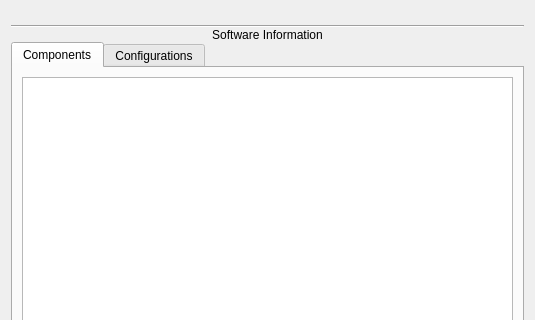
Above: ui/GnuPGInfo.ui from saturneric/GpgFrontend before the change; both pictures show x 0 to 535 and y 0 to 320 of the 535 by 568 pixel window. Below: the same form after it.
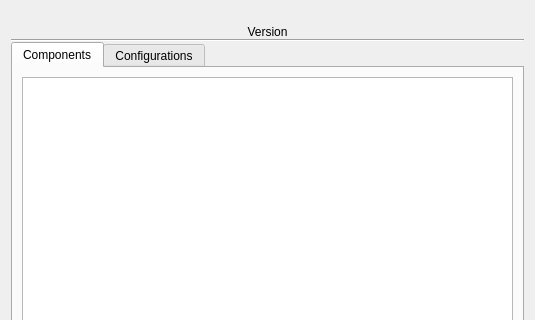
That is the form after the change. The open tabs and pages were chosen to show the change. Icons and pictures are not drawn.

Commit message: feat: update ui of gnupg info tab

What changed in the file:
```diff
--- a/ui/GnuPGInfo.ui
+++ b/ui/GnuPGInfo.ui
@@ -54,28 +54,9 @@
       </widget>
      </item>
      <item>
-      <widget class="Line" name="line">
-       <property name="sizePolicy">
-        <sizepolicy hsizetype="Minimum" vsizetype="Fixed">
-         <horstretch>0</horstretch>
-         <verstretch>0</verstretch>
-        </sizepolicy>
-       </property>
-       <property name="orientation">
-        <enum>Qt::Horizontal</enum>
-       </property>
-      </widget>
-     </item>
-     <item>
-      <widget class="QLabel" name="softwareDetailsTableTitle">
-       <property name="sizePolicy">
-        <sizepolicy hsizetype="Preferred" vsizetype="Preferred">
-         <horstretch>0</horstretch>
-         <verstretch>0</verstretch>
-        </sizepolicy>
-       </property>
+      <widget class="QLabel" name="gnupgVersionLabel">
        <property name="text">
-        <string>Software Information</string>
+        <string>Version</string>
        </property>
        <property name="alignment">
         <set>Qt::AlignCenter</set>
@@ -85,6 +66,19 @@
        </property>
       </widget>
      </item>
+     <item>
+      <widget class="Line" name="line">
+       <property name="sizePolicy">
+        <sizepolicy hsizetype="Minimum" vsizetype="Fixed">
+         <horstretch>0</horstretch>
+         <verstretch>0</verstretch>
+        </sizepolicy>
+       </property>
+       <property name="orientation">
+        <enum>Qt::Horizontal</enum>
+       </property>
+      </widget>
+     </item>
      <item>
       <widget class="QTabWidget" name="tabWidget">
        <property name="currentIndex">
```
Left out of the diff: 8 changed lines with no effect on the pictures.
